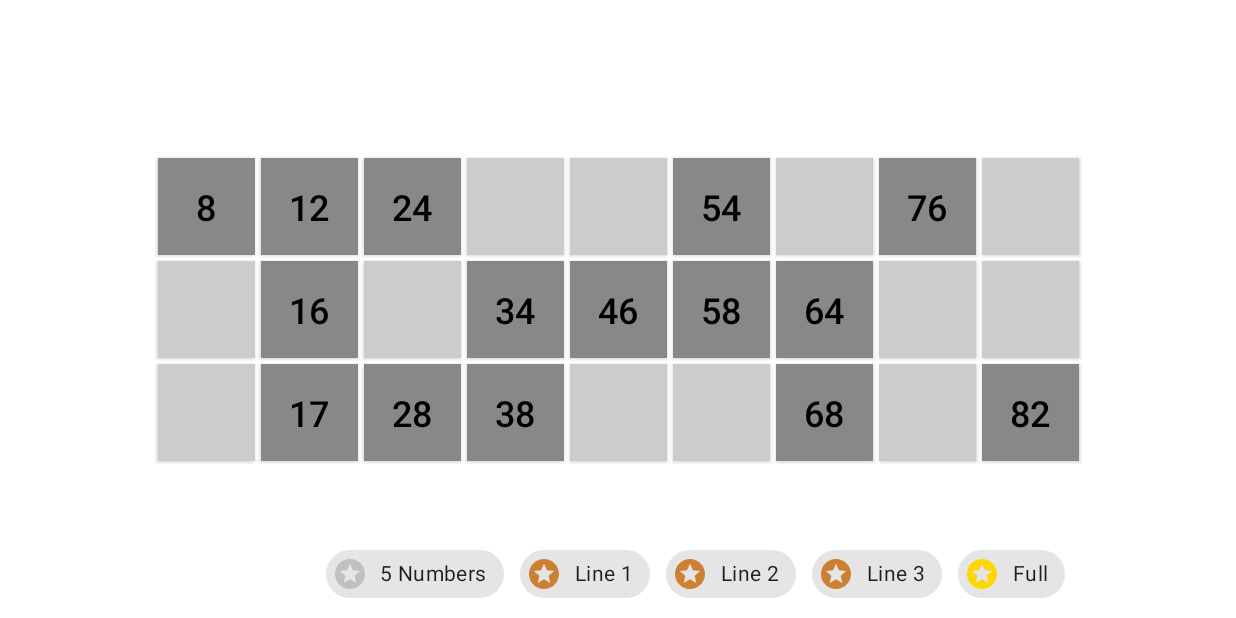
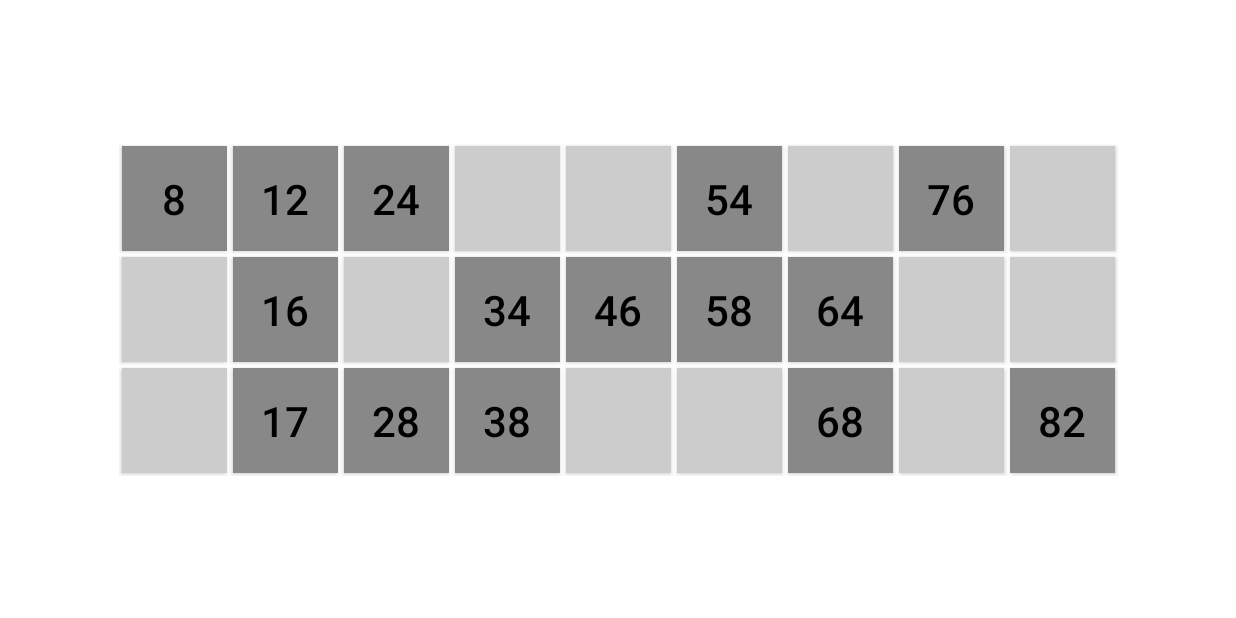
Before and after one commit to SalaSuresh/Housie, an Android app: the TicketGeneratorActivity screen opened directly, with no data from a screen before it, on a phone screen of 824 x 412 dp (held sideways). Run offline under Robolectric (Android 15) with nearby library versions, the phone set to English and light mode, and no system bars; our stand-ins replace AdMob, data binding; 2 statements that could not run were skipped.

Commit message:
Increased Ticket Size

```diff
--- a/app/src/main/java/com/example/myapplication/ticketgenerator/TicketGeneratorActivity.kt
+++ b/app/src/main/java/com/example/myapplication/ticketgenerator/TicketGeneratorActivity.kt
@@ -299,7 +299,7 @@ class TicketGeneratorActivity : AppCompatActivity(), OnClickListener {
     private fun createButton(text: String, tag: String): Button {
         val button = Button(this)
         button.isAllCaps = false
-        button.textSize = 24.0f
+        button.textSize = 28.0f
         button.setTextColor(Color.BLACK)
         button.tag = tag
         button.setBackgroundColor(
@@ -320,7 +320,7 @@ class TicketGeneratorActivity : AppCompatActivity(), OnClickListener {
 
         val metrics = DisplayMetrics()
         getWindowManager().getDefaultDisplay().getMetrics(metrics);
-        val tileSize = getDPI(65 , metrics);
+        val tileSize = getDPI(70 , metrics);
 
         val params = LinearLayout.LayoutParams(tileSize, tileSize)
         params.setMargins(3, 3, 3, 3)
--- a/app/src/main/res/layout/activity_ticket_generator.xml
+++ b/app/src/main/res/layout/activity_ticket_generator.xml
@@ -12,7 +12,7 @@
 
         <com.google.android.gms.ads.AdView
             android:id="@+id/bannerAd"
-            android:layout_width="match_parent"
+            android:layout_width="wrap_content"
             android:layout_height="wrap_content"
             app:adSize="SMART_BANNER"
             app:adUnitId="ca-app-pub-6485501165399913/8737450894"
@@ -55,6 +55,7 @@
             android:layout_height="wrap_content"
             android:gravity="center"
             android:orientation="horizontal"
+            android:visibility="gone"
             app:layout_constraintBottom_toBottomOf="parent"
             app:layout_constraintEnd_toEndOf="parent"
             app:layout_constraintStart_toStartOf="@+id/ticketLayout">
```
